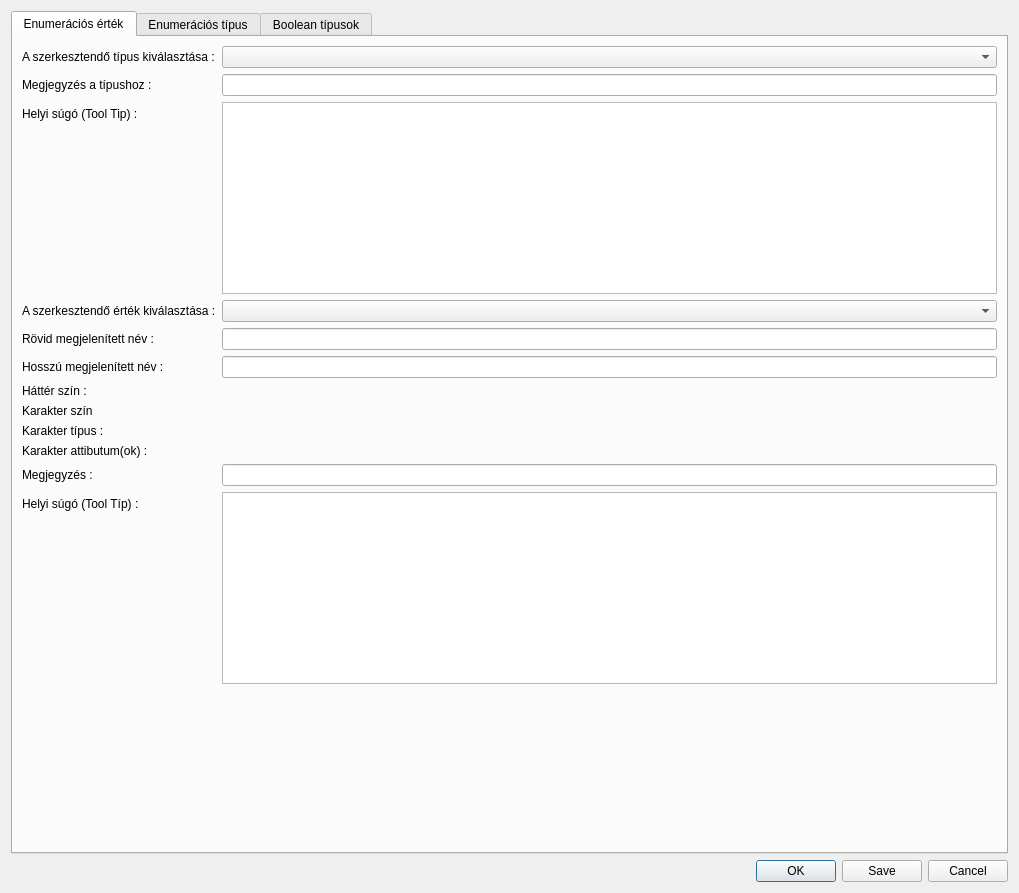
Qt form lv2g/edit_enum_vals.ui (csikfer/lanview2) before a commit.
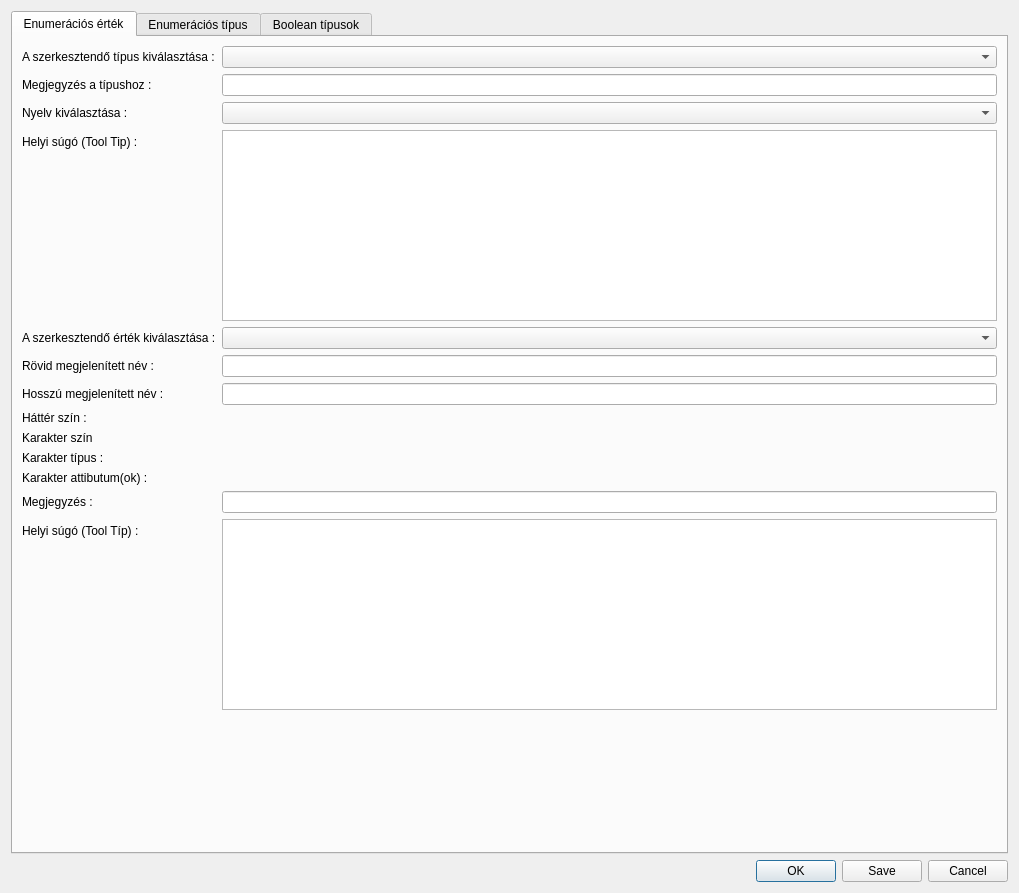
The same form after that commit. The open tabs and pages were chosen to show the change.

The edit to the form file:
```diff
--- a/lv2g/edit_enum_vals.ui
+++ b/lv2g/edit_enum_vals.ui
@@ -53,98 +53,108 @@
            </property>
           </widget>
          </item>
-         <item row="3" column="0">
+         <item row="4" column="0">
           <widget class="QLabel" name="labelValVal">
            <property name="text">
             <string>A szerkesztendő érték kiválasztása :</string>
            </property>
           </widget>
          </item>
-         <item row="3" column="1">
+         <item row="4" column="1">
           <widget class="QComboBox" name="comboBoxValVal"/>
          </item>
-         <item row="4" column="0">
+         <item row="5" column="0">
           <widget class="QLabel" name="labelValShort">
            <property name="text">
             <string>Rövid megjelenített név :</string>
            </property>
           </widget>
          </item>
-         <item row="4" column="1">
+         <item row="5" column="1">
           <widget class="QLineEdit" name="lineEditValShort"/>
          </item>
-         <item row="5" column="0">
+         <item row="6" column="0">
           <widget class="QLabel" name="labelValLong">
            <property name="text">
             <string>Hosszú megjelenített név :</string>
            </property>
           </widget>
          </item>
-         <item row="5" column="1">
+         <item row="6" column="1">
           <widget class="QLineEdit" name="lineEditValLong"/>
          </item>
-         <item row="6" column="0">
+         <item row="7" column="0">
           <widget class="QLabel" name="labelValBgColor">
            <property name="text">
             <string>Háttér szín :</string>
            </property>
           </widget>
          </item>
-         <item row="7" column="0">
+         <item row="8" column="0">
           <widget class="QLabel" name="labelValFgColor">
            <property name="text">
             <string>Karakter szín</string>
            </property>
           </widget>
          </item>
-         <item row="8" column="0">
+         <item row="9" column="0">
           <widget class="QLabel" name="labelValFontFamily">
            <property name="text">
             <string>Karakter típus :</string>
            </property>
           </widget>
          </item>
-         <item row="10" column="0">
+         <item row="11" column="0">
           <widget class="QLabel" name="labelValValNote">
            <property name="text">
             <string>Megjegyzés :</string>
            </property>
           </widget>
          </item>
-         <item row="10" column="1">
+         <item row="11" column="1">
           <widget class="QLineEdit" name="lineEditValValNote"/>
          </item>
-         <item row="11" column="0">
+         <item row="12" column="0">
           <widget class="QLabel" name="labelValValToolTip">
            <property name="text">
             <string>Helyi súgó (Tool Típ) :</string>
            </property>
           </widget>
          </item>
-         <item row="11" column="1">
+         <item row="12" column="1">
           <widget class="QTextEdit" name="textEditValValTolTip"/>
          </item>
-         <item row="2" column="0">
+         <item row="3" column="0">
           <widget class="QLabel" name="labelValTypeToolTip">
            <property name="text">
             <string>Helyi súgó (Tool Tip) :</string>
            </property>
           </widget>
          </item>
-         <item row="2" column="1">
+         <item row="3" column="1">
           <widget class="QTextEdit" name="textEditValTypeToolTip">
            <property name="readOnly">
             <bool>true</bool>
            </property>
           </widget>
          </item>
-         <item row="9" column="0">
+         <item row="10" column="0">
           <widget class="QLabel" name="labelValFontAttr">
            <property name="text">
             <string>Karakter attibutum(ok) :</string>
            </property>
           </widget>
          </item>
+         <item row="2" column="0">
+          <widget class="QLabel" name="labelValLang">
+           <property name="text">
+            <string>Nyelv kiválasztása :</string>
+           </property>
+          </widget>
+         </item>
+         <item row="2" column="1">
+          <widget class="QComboBox" name="comboBoxValLang"/>
+         </item>
         </layout>
        </item>
        <item>
```
Left out of the diff: 2 changed lines with no effect on the pictures.
